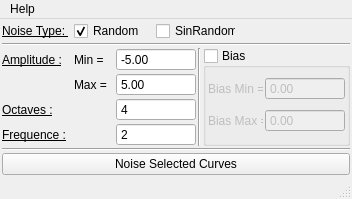
The window that tools/maya/anim/noiseAnimCurve/ui/noiseAnimCurve.ui (snaress/bank) describes before a commit, drawn with Qt 5.
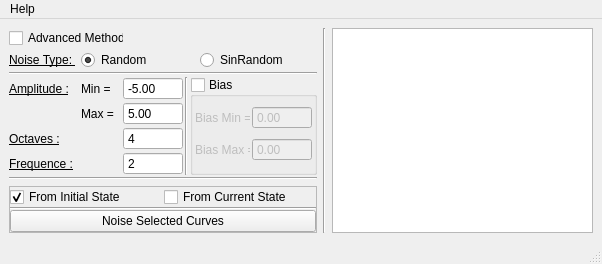
The same window after the commit.

Commit message: noiseAnimCurve: Add simple and advanced method

What changed in the file:
```diff
--- a/tools/maya/anim/noiseAnimCurve/ui/noiseAnimCurve.ui
+++ b/tools/maya/anim/noiseAnimCurve/ui/noiseAnimCurve.ui
@@ -6,22 +6,40 @@
    <rect>
     <x>0</x>
     <y>0</y>
-    <width>350</width>
-    <height>192</height>
+    <width>602</width>
+    <height>254</height>
    </rect>
   </property>
   <property name="windowTitle">
    <string>Noise Anim Curve</string>
   </property>
   <widget class="QWidget" name="centralwidget">
-   <layout class="QGridLayout" name="gridLayout_2">
-    <property name="margin">
-     <number>2</number>
-    </property>
+   <layout class="QGridLayout" name="gridLayout_3">
+    <item row="0" column="0">
+     <layout class="QGridLayout" name="slSimpleZone">
     <property name="spacing">
      <number>2</number>
     </property>
-    <item row="0" column="0" colspan="3">
+      <item row="0" column="0">
+       <widget class="QCheckBox" name="cbAdvancedMethod">
+        <property name="minimumSize">
+         <size>
+          <width>115</width>
+          <height>0</height>
+         </size>
+        </property>
+        <property name="maximumSize">
+         <size>
+          <width>115</width>
+          <height>16777215</height>
+         </size>
+        </property>
+        <property name="text">
+         <string>Advanced Method</string>
+        </property>
+       </widget>
+      </item>
+      <item row="1" column="0" colspan="3">
      <layout class="QHBoxLayout" name="hlNoiseType">
       <property name="spacing">
        <number>2</number>
@@ -51,19 +69,12 @@
        </widget>
       </item>
       <item>
-       <widget class="QCheckBox" name="cbRandom">
-        <property name="minimumSize">
-         <size>
-          <width>80</width>
-          <height>0</height>
-         </size>
-        </property>
-        <property name="maximumSize">
-         <size>
-          <width>80</width>
-          <height>16777215</height>
-         </size>
-        </property>
+         <layout class="QHBoxLayout" name="hlRbNoiseType">
+          <property name="spacing">
+           <number>2</number>
+          </property>
+          <item>
+           <widget class="QRadioButton" name="rbRandom">
         <property name="text">
          <string>Random</string>
         </property>
@@ -76,50 +87,24 @@
        </widget>
       </item>
       <item>
-       <widget class="QCheckBox" name="cbSinRandom">
-        <property name="minimumSize">
-         <size>
-          <width>80</width>
-          <height>0</height>
-         </size>
-        </property>
-        <property name="maximumSize">
-         <size>
-          <width>80</width>
-          <height>16777215</height>
-         </size>
-        </property>
+           <widget class="QRadioButton" name="rbSinRandom">
         <property name="text">
          <string>SinRandom</string>
         </property>
-        <property name="autoExclusive">
-         <bool>true</bool>
-        </property>
-       </widget>
-      </item>
-      <item>
-       <spacer name="horizontalSpacer">
-        <property name="orientation">
-         <enum>Qt::Horizontal</enum>
-        </property>
-        <property name="sizeHint" stdset="0">
-         <size>
-          <width>40</width>
-          <height>20</height>
-         </size>
-        </property>
-       </spacer>
+           </widget>
+          </item>
+         </layout>
       </item>
      </layout>
     </item>
-    <item row="1" column="0" colspan="3">
+      <item row="2" column="0" colspan="3">
      <widget class="Line" name="line_3">
       <property name="orientation">
        <enum>Qt::Horizontal</enum>
       </property>
      </widget>
     </item>
-    <item row="2" column="0">
+      <item row="3" column="0">
      <layout class="QGridLayout" name="glNoiseParams">
       <property name="spacing">
        <number>2</number>
@@ -174,13 +159,13 @@
        <widget class="QDoubleSpinBox" name="sbAmpMin">
         <property name="minimumSize">
          <size>
-          <width>80</width>
+            <width>60</width>
           <height>0</height>
          </size>
         </property>
         <property name="maximumSize">
          <size>
-          <width>80</width>
+            <width>60</width>
           <height>16777215</height>
          </size>
         </property>
@@ -221,13 +206,13 @@
        <widget class="QDoubleSpinBox" name="sbAmpMax">
         <property name="minimumSize">
          <size>
-          <width>80</width>
+            <width>60</width>
           <height>0</height>
          </size>
         </property>
         <property name="maximumSize">
          <size>
-          <width>80</width>
+            <width>60</width>
           <height>16777215</height>
          </size>
         </property>
@@ -273,13 +258,13 @@
        <widget class="QSpinBox" name="sbOctaves">
         <property name="minimumSize">
          <size>
-          <width>80</width>
+            <width>60</width>
           <height>0</height>
          </size>
         </property>
         <property name="maximumSize">
          <size>
-          <width>80</width>
+            <width>60</width>
           <height>16777215</height>
          </size>
         </property>
@@ -325,13 +310,13 @@
        <widget class="QSpinBox" name="sbFreq">
         <property name="minimumSize">
          <size>
-          <width>80</width>
+            <width>60</width>
           <height>0</height>
          </size>
         </property>
         <property name="maximumSize">
          <size>
-          <width>80</width>
+            <width>60</width>
           <height>16777215</height>
          </size>
         </property>
@@ -351,14 +336,14 @@
       </item>
      </layout>
     </item>
-    <item row="2" column="1">
+      <item row="3" column="1">
      <widget class="Line" name="line_2">
       <property name="orientation">
        <enum>Qt::Vertical</enum>
       </property>
      </widget>
     </item>
-    <item row="2" column="2">
+      <item row="3" column="2">
      <widget class="QGroupBox" name="gbBias">
       <property name="title">
        <string>Bias</string>
@@ -402,13 +387,38 @@
         <widget class="QDoubleSpinBox" name="sbBiasMin">
          <property name="minimumSize">
           <size>
-           <width>80</width>
+             <width>60</width>
            <height>0</height>
           </size>
          </property>
          <property name="maximumSize">
           <size>
-           <width>80</width>
+             <width>60</width>
+             <height>16777215</height>
+            </size>
+           </property>
+           <property name="buttonSymbols">
+            <enum>QAbstractSpinBox::NoButtons</enum>
+           </property>
+           <property name="minimum">
+            <double>-999999.000000000000000</double>
+           </property>
+           <property name="maximum">
+            <double>999999.000000000000000</double>
+           </property>
+          </widget>
+         </item>
+         <item row="1" column="1">
+          <widget class="QDoubleSpinBox" name="sbBiasMax">
+           <property name="minimumSize">
+            <size>
+             <width>60</width>
+             <height>0</height>
+            </size>
+           </property>
+           <property name="maximumSize">
+            <size>
+             <width>60</width>
            <height>16777215</height>
           </size>
          </property>
@@ -442,43 +452,106 @@
          </property>
         </widget>
        </item>
-       <item row="1" column="1">
-        <widget class="QDoubleSpinBox" name="sbBiasMax">
-         <property name="minimumSize">
-          <size>
-           <width>80</width>
-           <height>0</height>
-          </size>
-         </property>
-         <property name="maximumSize">
-          <size>
-           <width>80</width>
-           <height>16777215</height>
-          </size>
-         </property>
-         <property name="buttonSymbols">
-          <enum>QAbstractSpinBox::NoButtons</enum>
-         </property>
-         <property name="minimum">
-          <double>-999999.000000000000000</double>
-         </property>
-         <property name="maximum">
-          <double>999999.000000000000000</double>
-         </property>
-        </widget>
-       </item>
       </layout>
      </widget>
     </item>
-    <item row="3" column="0" colspan="3">
-     <widget class="Line" name="line">
-      <property name="orientation">
-       <enum>Qt::Horizontal</enum>
-      </property>
-     </widget>
-    </item>
     <item row="4" column="0" colspan="3">
-     <widget class="QPushButton" name="bNoise">
+       <widget class="Line" name="line">
+        <property name="orientation">
+         <enum>Qt::Horizontal</enum>
+        </property>
+       </widget>
+      </item>
+     </layout>
+    </item>
+    <item row="0" column="1" rowspan="2">
+     <widget class="Line" name="line_5">
+      <property name="orientation">
+       <enum>Qt::Vertical</enum>
+      </property>
+     </widget>
+    </item>
+    <item row="0" column="2" rowspan="2">
+     <widget class="QTreeWidget" name="twCurves">
+      <attribute name="headerVisible">
+       <bool>false</bool>
+      </attribute>
+      <column>
+       <property name="text">
+        <string notr="true">1</string>
+       </property>
+      </column>
+     </widget>
+    </item>
+    <item row="1" column="0">
+     <widget class="QFrame" name="qfNoiseSimple">
+      <property name="frameShape">
+       <enum>QFrame::StyledPanel</enum>
+      </property>
+      <layout class="QVBoxLayout" name="verticalLayout">
+       <property name="spacing">
+        <number>0</number>
+       </property>
+       <property name="margin">
+        <number>0</number>
+       </property>
+       <item>
+        <layout class="QHBoxLayout" name="hlState">
+         <property name="spacing">
+          <number>2</number>
+         </property>
+         <item>
+          <widget class="QCheckBox" name="cbInitialState">
+           <property name="text">
+            <string>From Initial State</string>
+           </property>
+           <property name="checked">
+            <bool>true</bool>
+           </property>
+           <property name="autoExclusive">
+            <bool>true</bool>
+           </property>
+          </widget>
+         </item>
+         <item>
+          <widget class="QCheckBox" name="cbCurrentState">
+           <property name="text">
+            <string>From Current State</string>
+           </property>
+           <property name="autoExclusive">
+            <bool>true</bool>
+           </property>
+          </widget>
+         </item>
+        </layout>
+       </item>
+       <item>
+        <widget class="Line" name="line_4">
+         <property name="orientation">
+          <enum>Qt::Horizontal</enum>
+         </property>
+        </widget>
+       </item>
+       <item>
+        <widget class="QPushButton" name="bNoiseSimple">
+         <property name="sizePolicy">
+          <sizepolicy hsizetype="Expanding" vsizetype="Fixed">
+           <horstretch>0</horstretch>
+           <verstretch>0</verstretch>
+          </sizepolicy>
+         </property>
+         <property name="minimumSize">
+          <size>
+           <width>120</width>
+           <height>0</height>
+          </size>
+         </property>
+         <property name="maximumSize">
+          <size>
+           <width>16777215</width>
+           <height>16777215</height>
+          </size>
+         </property>
       <property name="text">
        <string>Noise Selected Curves</string>
       </property>
@@ -486,12 +559,15 @@
     </item>
    </layout>
   </widget>
+    </item>
+   </layout>
+  </widget>
   <widget class="QMenuBar" name="menubar">
    <property name="geometry">
     <rect>
      <x>0</x>
      <y>0</y>
-     <width>350</width>
+     <width>602</width>
      <height>21</height>
     </rect>
    </property>
```
Left out of the diff: 7 changed lines with no effect on the pictures. Lines whose indentation alone changed are shown as unchanged. The commit also changes 2 other files.
